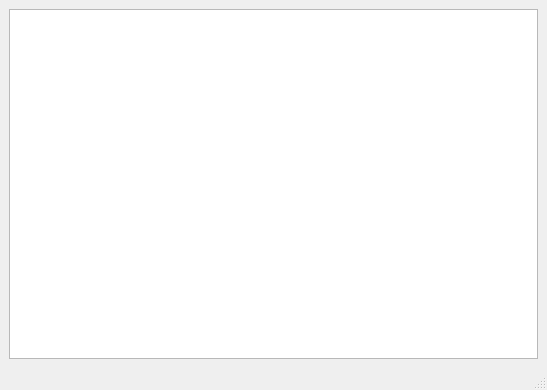
Before: the Qt Designer form src/model_view.ui in tibirna/qgit, drawn with Qt 5.
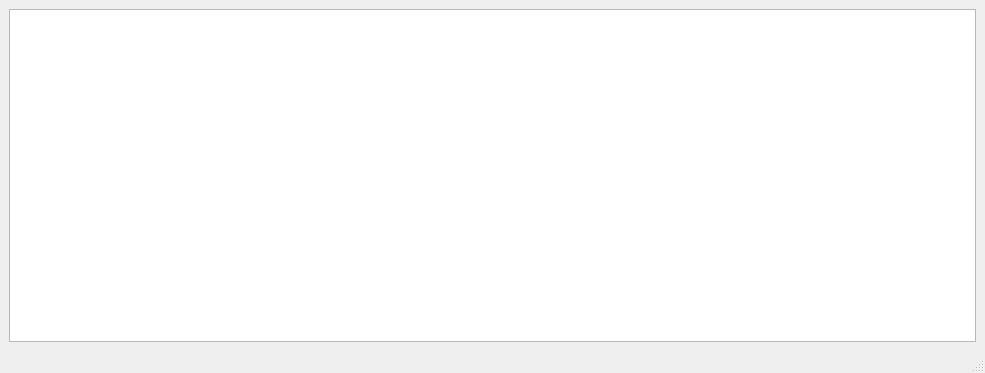
After: the same form once the commit is applied.

```diff
--- a/src/model_view.ui
+++ b/src/model_view.ui
@@ -5,8 +5,8 @@
    <rect>
     <x>0</x>
     <y>0</y>
-    <width>547</width>
-    <height>390</height>
+    <width>985</width>
+    <height>373</height>
    </rect>
   </property>
   <property name="windowTitle" >
```
Left out of the diff: 2 changed lines with no effect on the pictures.
